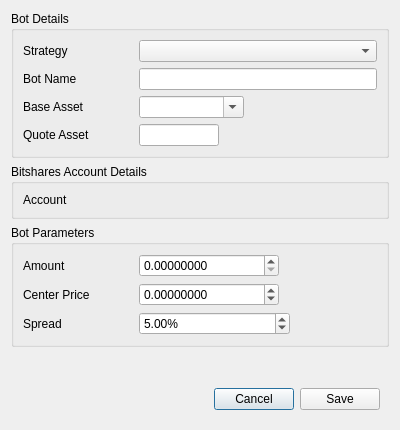
xeroc/stakemachine, file dexbot/views/ui/edit_bot_window.ui: the form before one commit.
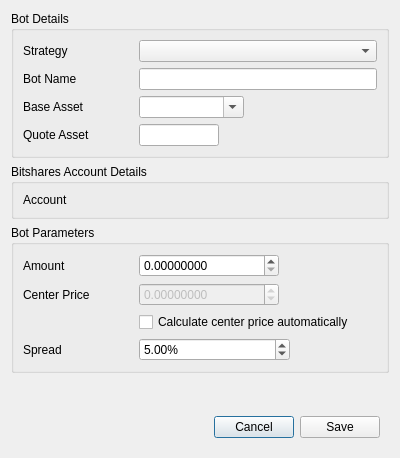
The form after the commit.

Commit message: Add checkbox for automatic center price

The edit to the form file:
```diff
--- a/dexbot/views/ui/edit_bot_window.ui
+++ b/dexbot/views/ui/edit_bot_window.ui
@@ -7,7 +7,7 @@
     <x>0</x>
     <y>0</y>
     <width>400</width>
-    <height>430</height>
+    <height>458</height>
    </rect>
   </property>
   <property name="windowTitle">
@@ -286,6 +286,9 @@
       </item>
       <item row="1" column="1">
        <widget class="QDoubleSpinBox" name="center_price_input">
+        <property name="enabled">
+         <bool>false</bool>
+        </property>
         <property name="sizePolicy">
          <sizepolicy hsizetype="Fixed" vsizetype="Fixed">
           <horstretch>0</horstretch>
@@ -318,7 +321,7 @@
         </property>
        </widget>
       </item>
-      <item row="2" column="0">
+      <item row="3" column="0">
        <widget class="QLabel" name="spread_label">
         <property name="sizePolicy">
          <sizepolicy hsizetype="Maximum" vsizetype="Preferred">
@@ -346,7 +349,7 @@
         </property>
        </widget>
       </item>
-      <item row="2" column="1">
+      <item row="3" column="1">
        <widget class="QDoubleSpinBox" name="spread_input">
         <property name="sizePolicy">
          <sizepolicy hsizetype="Fixed" vsizetype="Fixed">
@@ -374,6 +377,13 @@
         </property>
        </widget>
       </item>
+      <item row="2" column="1">
+       <widget class="QCheckBox" name="center_price_automatic_checkbox">
+        <property name="text">
+         <string>Calculate center price automatically</string>
+        </property>
+       </widget>
+      </item>
      </layout>
     </widget>
    </item>
```
The commit also changes 5 other files.
